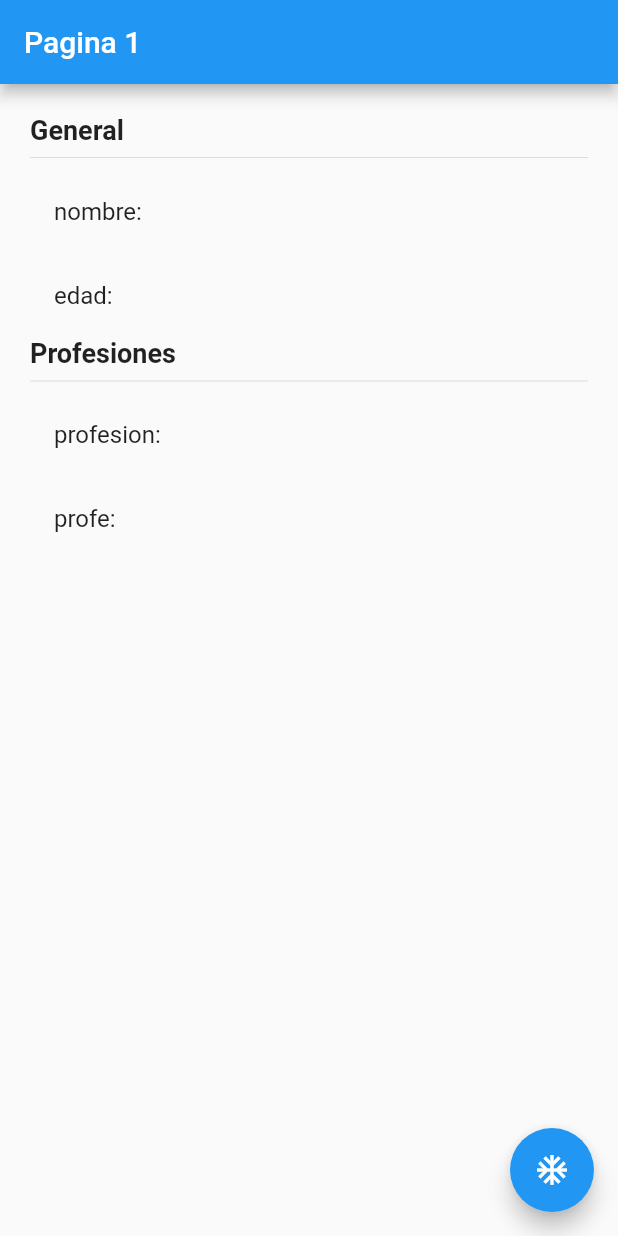
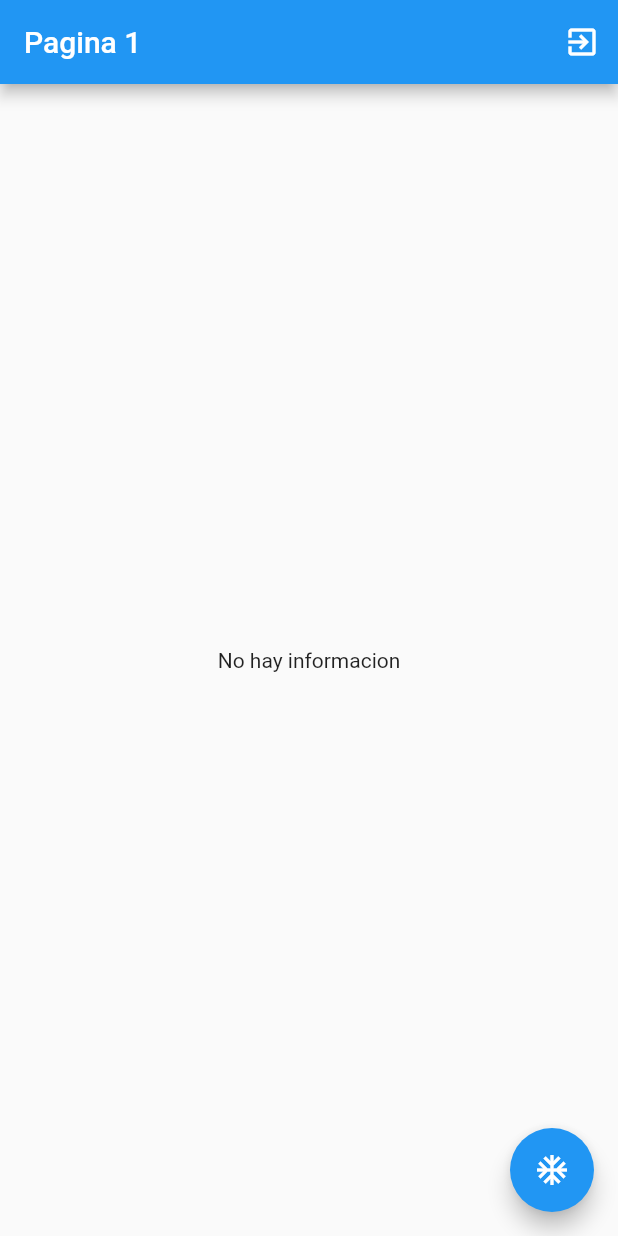
Before and after one commit to alexespinozaf/Flutter-types-state, a Flutter app: the screen it shows after launch, on a phone screen of 412 x 824 dp. Run offline on Flutter 3.47's test engine with Material 2 defaults, Android fonts, the phone set to English and light mode, and no system bars; our stand-ins replace flutter_bloc.

```diff
--- /dev/null
+++ b/lib/bloc/usuario/usuario_state.dart
@@ -0,0 +1,15 @@
+part of 'usuario_cubit.dart';
+
+@immutable
+abstract class UsuarioState {}
+
+class UsuarioInitial extends UsuarioState {
+  final existeUsuario = false;
+}
+
+class UsuarioActivo extends UsuarioState {
+  final existeUsuario = true;
+  final Usuario usuario;
+
+  UsuarioActivo(this.usuario);
+}
--- a/lib/main.dart
+++ b/lib/main.dart
@@ -1,13 +1,21 @@
+import 'package:estados/bloc/usuario/usuario_cubit.dart';
 import 'package:estados/pages/primera_page.dart';
 import 'package:estados/pages/segunda_page.dart';
 import 'package:flutter/material.dart';
+import 'package:flutter_bloc/flutter_bloc.dart';
 
 void main() => runApp(MyApp());
 
 class MyApp extends StatelessWidget {
   @override
   Widget build(BuildContext context) {
-    return MaterialApp(
+    return MultiBlocProvider(
+      providers: [
+        BlocProvider(
+          create: (_) => new UsuarioCubit(),
+        )
+      ],
+      child: MaterialApp(
         debugShowCheckedModeBanner: false,
         title: 'Material App',
         initialRoute: 'pagina1',
@@ -15,6 +23,7 @@ class MyApp extends StatelessWidget {
           'pagina1': (_) => PrimeraPage(),
           'pagina2': (_) => SegundaPage(),
         },
+      ),
     );
   }
 }
--- a/lib/models/usuario.dart
+++ b/lib/models/usuario.dart
@@ -1,6 +1,15 @@
 class Usuario {
-  String nombre;
-  int edad;
-  List<String> profesiones;
+  final String? nombre;
+  final int? edad;
+  final List<String>? profesiones;
   Usuario({this.nombre, this.edad, this.profesiones});
+
+  Usuario copiarUsuario(
+      {String? nombre, int? edad, List<String>? profesiones}) {
+    return Usuario(
+      nombre: nombre ?? this.nombre,
+      edad: edad ?? this.edad,
+      profesiones: profesiones ?? this.profesiones,
+    );
+  }
 }
--- a/lib/pages/primera_page.dart
+++ b/lib/pages/primera_page.dart
@@ -1,13 +1,25 @@
+import 'package:estados/bloc/usuario/usuario_cubit.dart';
+import 'package:estados/models/usuario.dart';
 import 'package:flutter/material.dart';
+import 'package:flutter_bloc/flutter_bloc.dart';
 
 class PrimeraPage extends StatelessWidget {
   @override
   Widget build(BuildContext context) {
+    final bloc = BlocProvider.of<UsuarioCubit>(context, listen: false);
+
     return Scaffold(
       appBar: AppBar(
         title: Text('Pagina 1'),
+        actions: [
+          IconButton(
+              onPressed: () {
+                bloc.borrarUsuario();
+              },
+              icon: Icon(Icons.exit_to_app))
+        ],
       ),
-      body: InformacionUsuario(),
+      body: BodyScaffold(),
       floatingActionButton: FloatingActionButton(
         onPressed: () => Navigator.pushNamed(context, 'pagina2'),
         child: Icon(Icons.ac_unit_sharp),
@@ -16,7 +28,42 @@ class PrimeraPage extends StatelessWidget {
   }
 }
 
+class BodyScaffold extends StatelessWidget {
+  @override
+  Widget build(BuildContext context) {
+    return BlocBuilder<UsuarioCubit, UsuarioState>(
+      builder: (_, state) {
+        switch (state.runtimeType) {
+          case UsuarioInitial:
+            return Center(
+              child: Text('No hay informacion'),
+            );
+          case UsuarioActivo:
+            return InformacionUsuario((state as UsuarioActivo).usuario);
+          default:
+            return Center(
+              child: Text('ningun estado'),
+            );
+        }
+        // if (state is UsuarioInitial) {
+        //   return Center(
+        //     child: Text('No hay informacion'),
+        //   );
+        // } else if (state is UsuarioActivo) {
+        //   return InformacionUsuario(state.usuario);
+        // }
+        // return Center(
+        //   child: Text('ningun estado'),
+        // );
+      },
+    );
+  }
+}
+
 class InformacionUsuario extends StatelessWidget {
+  final Usuario usuario;
+
+  const InformacionUsuario(this.usuario);
   @override
   Widget build(BuildContext context) {
     return Container(
@@ -32,22 +79,17 @@ class InformacionUsuario extends StatelessWidget {
           ),
           Divider(),
           ListTile(
-            title: Text('nombre:'),
+            title: Text('nombre: ${usuario.nombre}'),
           ),
           ListTile(
-            title: Text('edad:'),
+            title: Text('edad:${usuario.edad}'),
           ),
           Text(
             'Profesiones',
             style: TextStyle(fontSize: 18, fontWeight: FontWeight.bold),
           ),
           Divider(),
-          ListTile(
-            title: Text('profesion:'),
-          ),
-          ListTile(
-            title: Text('profe:'),
-          ),
+          ...usuario.profesiones!.map((e) => ListTile(title: Text(e))).toList()
         ],
       ),
     );
--- a/pubspec.yaml
+++ b/pubspec.yaml
@@ -28,7 +28,7 @@ dependencies:
   # The following adds the Cupertino Icons font to your application.
   # Use with the CupertinoIcons class for iOS style icons.
   cupertino_icons: ^1.0.2
-
+  flutter_bloc: ^7.0.1
 dev_dependencies:
   flutter_test:
     sdk: flutter
```
Also changed, not shown: lib/bloc/usuario/usuario_cubit.dart (added, +37 -0 lines), lib/pages/segunda_page.dart (+18 -3 lines), pubspec.lock. Lines whose indentation alone changed are shown as unchanged.
